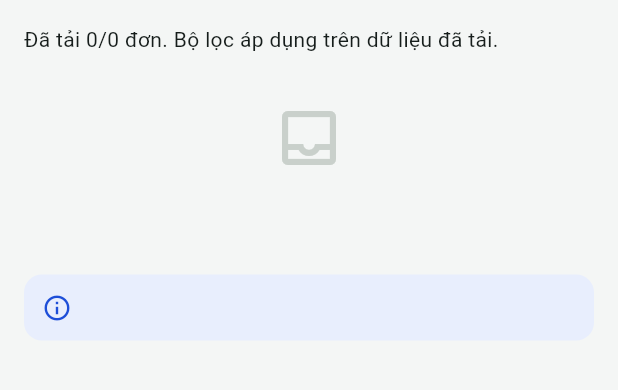
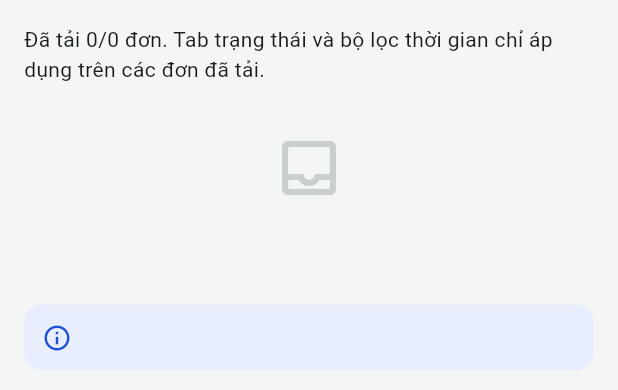
Before and after one commit to GFA26SE63/FSCM-Mobile, a Flutter app: the _OrderList widget shown alone on an empty page, opened directly with empty values, on a phone screen of 412 x 824 dp. Shown: the top 390 px of the screen. Run offline on Flutter 3.47's test engine with Material 3 defaults, Android fonts, the phone set to English and light mode, and no system bars; our stand-ins replace connectivity_plus, dio, flutter_riverpod, flutter_secure_storage, go_router, google_sign_in and 4 more; missing offline and left inert: google_sign_in_all_platforms, mobile_scanner; accounts and stored records are empty; network calls fail.

Commit message:
fix(retailer-orders): sync list refresh and clarify quote payment flow

```diff
--- a/lib/features/retailer/orders/rt_order_detail_screen.dart
+++ b/lib/features/retailer/orders/rt_order_detail_screen.dart
@@ -9,6 +9,7 @@ import 'package:fscm_mobile/data/models/order.dart';
 import 'package:fscm_mobile/data/remote/quotes_api.dart';
 import 'package:fscm_mobile/data/repositories/order_repository.dart';
 import 'package:fscm_mobile/data/repositories/retailer_order_repository.dart';
+import 'package:fscm_mobile/data/repositories/retailer_orders_controller.dart';
 import 'package:fscm_mobile/features/retailer/orders/widgets/retailer_delivery_progress.dart';
 import 'package:fscm_mobile/features/retailer/orders/widgets/retailer_prepaid_payment.dart';
 import 'package:fscm_mobile/features/retailer/orders/widgets/retailer_quote_panel.dart';
@@ -40,6 +41,7 @@ class RtOrderDetailScreen extends ConsumerWidget {
         ref.invalidate(retailerCreditProvider(retailerId));
       }
       ref.invalidate(ordersProvider);
+      ref.invalidate(retailerOrdersProvider);
       ref.invalidate(orderDetailProvider(code));
       await ref.read(orderDetailProvider(code).future);
     }
@@ -130,7 +132,7 @@ class RtOrderDetailScreen extends ConsumerWidget {
                 KvRow(
                     'Trạng thái',
                     order.payment == PaymentMethod.unselected
-                        ? 'Chọn sau khi chấp nhận báo giá'
+                        ? 'Chọn khi chấp nhận báo giá'
                         : order.paid
                             ? 'Đã thanh toán${order.paidAt == null ? '' : ' ${AppDates.timeDay(order.paidAt!.toLocal())}'}'
                             : 'Chưa thanh toán'),
--- a/lib/features/retailer/orders/rt_orders_screen.dart
+++ b/lib/features/retailer/orders/rt_orders_screen.dart
@@ -49,13 +49,6 @@ class _RtOrdersScreenState extends ConsumerState<RtOrdersScreen> {
       case _Span.month:
         return AppDates.daysBetween(o.createdAt, AppClock.now()) <= 30;
     }
-  }
-
-  bool _matches(Order o) {
-    if (!_inSpan(o)) return false;
-    if (_query.isEmpty) return true;
-    final hay = '${o.code} ${o.itemsSummary}'.toLowerCase();
-    return hay.contains(_query);
   }
 
   @override
@@ -111,7 +104,9 @@ class _RtOrdersScreenState extends ConsumerState<RtOrdersScreen> {
                 onRetry: () =>
                     ref.read(retailerOrdersProvider(_query).notifier).refresh(),
                 builder: (result) {
-                  final all = result.orders.where(_matches).toList();
+                  // Search is performed by the server. Only the time range and
+                  // status tabs filter the pages currently loaded on the device.
+                  final all = result.orders.where(_inSpan).toList();
                   final active = all.where((o) => o.status.isActive).toList();
                   final history = all.where((o) => !o.status.isActive).toList();
                   return TabBarView(
@@ -160,8 +155,13 @@ class _OrderList extends ConsumerWidget {
         physics: const AlwaysScrollableScrollPhysics(),
         padding: const EdgeInsets.all(16),
         children: [
-          Text(
-              'Đã tải ${state.orders.length}/${state.totalCount} đơn. Bộ lọc áp dụng trên dữ liệu đã tải.'),
+          Text('Đã tải ${state.orders.length}/${state.totalCount} đơn'
+              '${search.isEmpty ? '' : ' khớp mã tìm kiếm'}. '
+              'Tab trạng thái và bộ lọc thời gian chỉ áp dụng trên các đơn đã tải.'),
+          if (state.hasMore && orders.isEmpty)
+            const InfoBanner(
+                text: 'Vẫn còn đơn chưa tải. Chọn "Tải thêm đơn" để tiếp tục '
+                    'kiểm tra kết quả trong tab và khoảng thời gian này.'),
           if (orders.isEmpty) EmptyState(title: empty),
           for (final order in orders) RtOrderTile(order: order),
           if (state.moreError != null) InfoBanner(text: state.moreError!),
```
